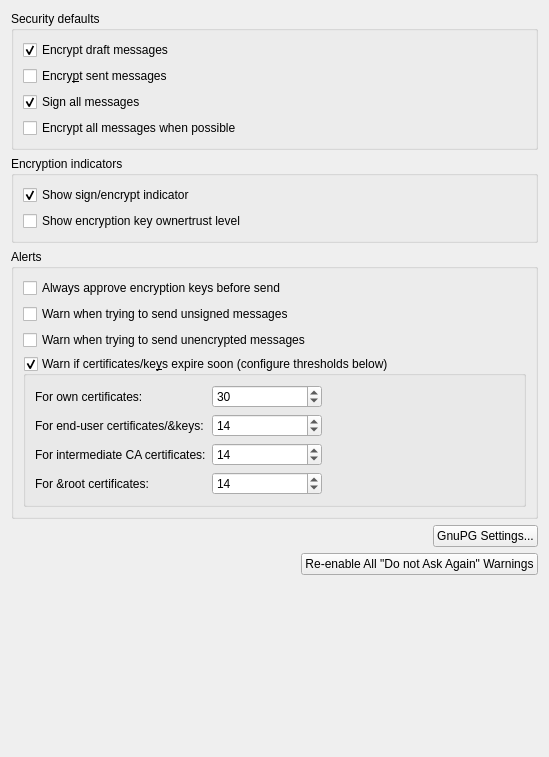
KDE/kmail, file src/ui/securitypageencryptiontab.ui: the form before one commit.
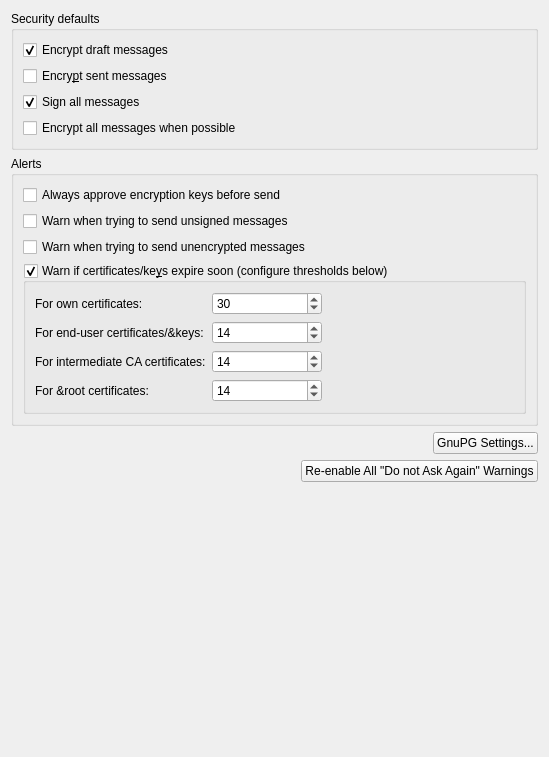
The form after the commit. Custom widgets are drawn as their Qt base class.

Commit message: Remove encryption indicator settings

What changed in the file:
```diff
--- a/src/ui/securitypageencryptiontab.ui
+++ b/src/ui/securitypageencryptiontab.ui
@@ -68,32 +68,6 @@
      </layout>
     </widget>
    </item>
-   <item>
-    <widget class="QGroupBox" name="optionsGroup2">
-     <property name="title">
-      <string>Encryption indicators</string>
-     </property>
-     <layout class="QVBoxLayout">
-      <item>
-       <widget class="QCheckBox" name="mShowEncSignIndicator">
-        <property name="text">
-         <string>Show sign/encrypt indicator</string>
-        </property>
-        <property name="checked">
-         <bool>true</bool>
-        </property>
-       </widget>
-      </item>
-      <item>
-       <widget class="QCheckBox" name="mShowCryptoOwnertrust">
-        <property name="text">
-         <string>Show encryption key ownertrust level</string>
-        </property>
-       </widget>
-      </item>
-     </layout>
-    </widget>
-   </item>
    <item>
     <widget class="QGroupBox" name="optionsGroup3">
      <property name="title">
```
The commit also changes 7 other files.
